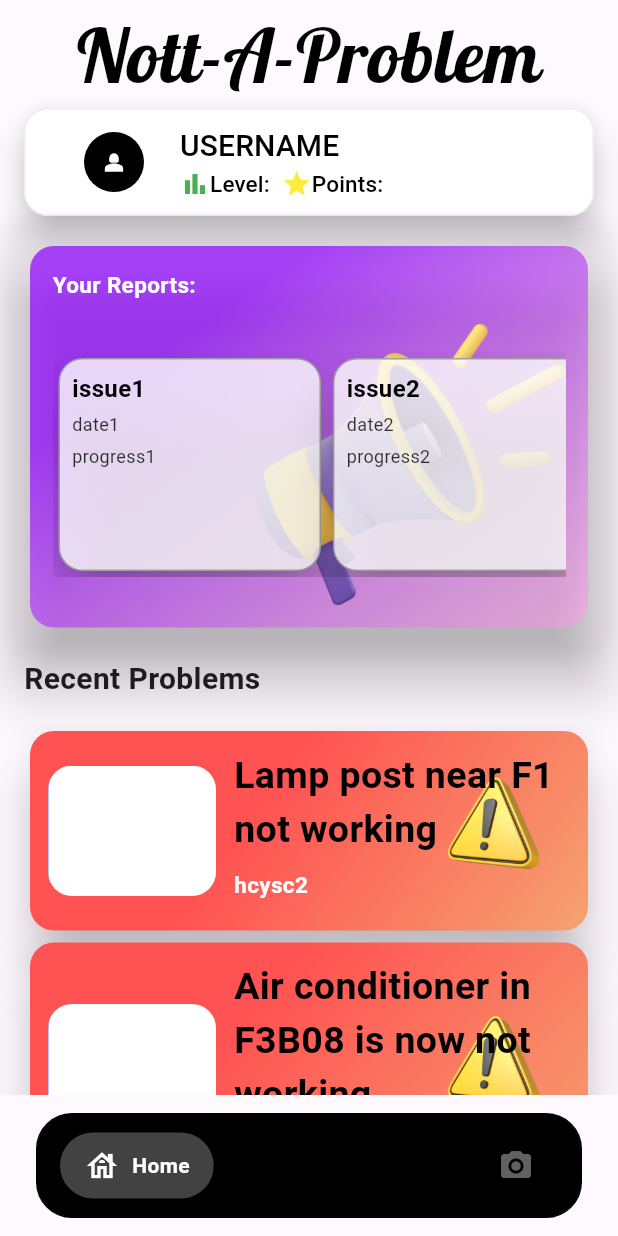
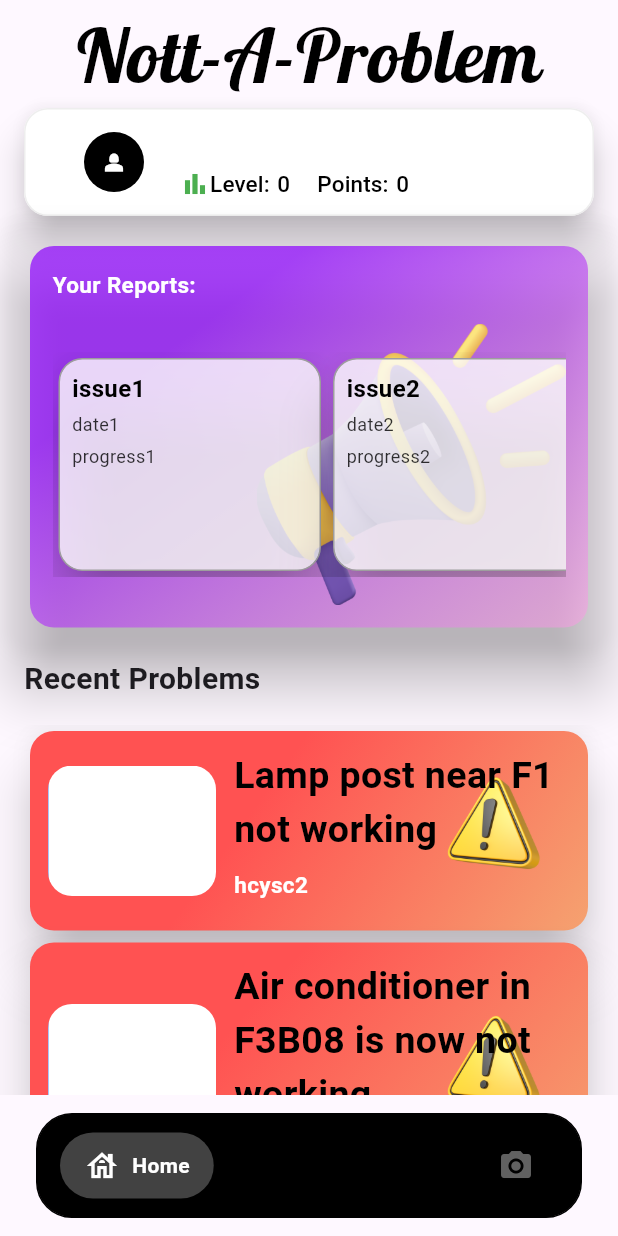
Before and after one commit to YeoYiXin/Problem-Reporting-System, a Flutter app: the screen it shows once a user with an empty profile is signed in, on a phone screen of 412 x 824 dp. Run offline on Flutter 3.47's test engine with Material 3 defaults, Android fonts, the light colour scheme and no system bars; drawn by our look-alikes of google_nav_bar; our stand-ins replace cloud_firestore, firebase_auth, firebase_core, firebase_database, form_field_validator, gap and 3 more; accounts and stored records are empty.

Commit message:
integrated name, level, points and email

```diff
--- /dev/null
+++ b/lib/pages/dashboard/functions/getAllProb.dart
@@ -0,0 +1 @@
+//return all the current unsolved problems
--- /dev/null
+++ b/lib/pages/dashboard/functions/getLevel.dart
@@ -0,0 +1,68 @@
+//return current level of user
+
+import 'package:cloud_firestore/cloud_firestore.dart';
+import 'package:flutter/material.dart';
+
+class GetLevel extends StatelessWidget {
+  final String uid;
+
+  GetLevel({required this.uid});
+
+  final FirebaseFirestore _firestore = FirebaseFirestore.instance;
+
+  @override
+  Widget build(BuildContext context) {
+    CollectionReference users = _firestore.collection('users');
+
+    return FutureBuilder<DocumentSnapshot>(
+      future: users.doc(uid).get(),
+      builder:
+          (BuildContext context, AsyncSnapshot<DocumentSnapshot> snapshot) {
+        if (snapshot.connectionState == ConnectionState.done) {
+          if (snapshot.hasError) {
+            return Text('Error: ${snapshot.error}');
+          }
+
+          if (!snapshot.hasData) {
+            return Text(
+              'No data found',
+              style: TextStyle(fontSize: 20.0, color: Colors.black),
+            );
+          }
+
+          Map<String, dynamic> data =
+              snapshot.data!.data() as Map<String, dynamic>;
+          String level = data['level'].toString();
+
+          print(level);
+
+          // return Container(
+          //   height: MediaQuery.of(context).size.height * 0.1,
+          //   width: MediaQuery.of(context).size.width * 0.5,
+          //   child: Text(email));
+          // return Text(
+          //   email,
+          //   style: TextStyle(fontSize: 20.0, color: Colors.black),
+          // );
+          // Extracting username without @nottingham.edu.my
+          // String username = extractUsername(email);
+
+          // Return the username
+          return Text(
+            level,
+            style: TextStyle(fontSize: 15.0, color: Colors.black),
+          );
+        } else if (snapshot.connectionState == ConnectionState.none) {
+          return CircularProgressIndicator();
+        } else {
+          return CircularProgressIndicator();
+        }
+      },
+    );
+  }
+
+  // String extractUsername(String email) {
+  //   String username = email.split('@')[0];
+  //   return username;
+  // }
+}
--- /dev/null
+++ b/lib/pages/dashboard/functions/getPoints.dart
@@ -0,0 +1,68 @@
+//return current points of user
+
+import 'package:cloud_firestore/cloud_firestore.dart';
+import 'package:flutter/material.dart';
+
+class GetPoints extends StatelessWidget {
+  final String uid;
+
+  GetPoints({required this.uid});
+
+  final FirebaseFirestore _firestore = FirebaseFirestore.instance;
+
+  @override
+  Widget build(BuildContext context) {
+    CollectionReference users = _firestore.collection('users');
+
+    return FutureBuilder<DocumentSnapshot>(
+      future: users.doc(uid).get(),
+      builder:
+          (BuildContext context, AsyncSnapshot<DocumentSnapshot> snapshot) {
+        if (snapshot.connectionState == ConnectionState.done) {
+          if (snapshot.hasError) {
+            return Text('Error: ${snapshot.error}');
+          }
+
+          if (!snapshot.hasData) {
+            return Text(
+              'No data found',
+              style: TextStyle(fontSize: 20.0, color: Colors.black),
+            );
+          }
+
+          Map<String, dynamic> data =
+              snapshot.data!.data() as Map<String, dynamic>;
+          String points = data['points'].toString();
+
+          print(points);
+
+          // return Container(
+          //   height: MediaQuery.of(context).size.height * 0.1,
+          //   width: MediaQuery.of(context).size.width * 0.5,
+          //   child: Text(email));
+          // return Text(
+          //   email,
+          //   style: TextStyle(fontSize: 20.0, color: Colors.black),
+          // );
+          // Extracting username without @nottingham.edu.my
+          // String username = extractUsername(email);
+
+          // Return the username
+          return Text(
+            points,
+            style: TextStyle(fontSize: 15.0, color: Colors.black),
+          );
+        } else if (snapshot.connectionState == ConnectionState.none) {
+          return CircularProgressIndicator();
+        } else {
+          return CircularProgressIndicator();
+        }
+      },
+    );
+  }
+
+  // String extractUsername(String email) {
+  //   String username = email.split('@')[0];
+  //   return username;
+  // }
+}
--- /dev/null
+++ b/lib/pages/dashboard/functions/getReports.dart
@@ -0,0 +1 @@
+//return problems that user report including progress and so on
--- a/lib/pages/dashboard/homepage.dart
+++ b/lib/pages/dashboard/homepage.dart
@@ -1,5 +1,10 @@
+import 'package:cloud_firestore/cloud_firestore.dart';
+import 'package:firebase_auth/firebase_auth.dart';
 import 'package:flutter/material.dart';
+import 'package:gap/gap.dart';
 import 'package:google_nav_bar/google_nav_bar.dart';
+import 'package:problem_reporting_system/pages/dashboard/functions/getLevel.dart';
+import 'package:problem_reporting_system/pages/dashboard/functions/getPoints.dart';
 import 'package:problem_reporting_system/pages/dashboard/services/update.dart';
 import 'package:problem_reporting_system/pages/dashboard/services/updatesCard.dart';
 import 'package:problem_reporting_system/pages/dashboard/services/Camera.dart';
@@ -8,29 +13,45 @@ import 'package:problem_reporting_system/pages/dashboard/services/reportsCard.da
 import '../CheckReports.dart';
 import '../appBackground.dart';
 
+import 'package:problem_reporting_system/pages/dashboard/functions/getName.dart';
+
 class Home extends StatefulWidget {
   const Home({super.key});
 
   @override
   State<Home> createState() => _HomeState();
-
 }
 
 class _HomeState extends State<Home> {
-
   final int _selectedIndex = 0;
   Camera camera = Camera();
 
+  User? currentUser;
+
+  @override
+  void initState() {
+    super.initState();
+
+    // Set the callback to trigger a rebuild when an image is selected
+    camera.onImageSelected = () {
+      setState(() {});
+    };
+
+    // Get the current user when the widget initializes
+    currentUser = FirebaseAuth.instance.currentUser;
+  }
+
   List<Update> updates = [
     Update(issue: 'Lamp post near F1 not working', username: 'hcysc2'),
-    Update(issue: 'Air conditioner in F3B08 is now not working', username: 'hcysc2'),
+    Update(
+        issue: 'Air conditioner in F3B08 is now not working',
+        username: 'hcysc2'),
   ];
 
   List<Report> reports = [
     Report(issue: 'issue1', date: 'date1', progress: 'progress1'),
     Report(issue: 'issue2', date: 'date2', progress: 'progress2'),
   ];
-
 
   @override
   Widget build(BuildContext context) {
@@ -47,7 +68,8 @@ class _HomeState extends State<Home> {
               children: <Widget>[
                 Container(
                   child: Center(
-                  child: Text("Nott-A-Problem",
+                    child: Text(
+                      "Nott-A-Problem",
                       style: TextStyle(
                         fontFamily: 'Lobster',
                         fontSize: 50,
@@ -59,19 +81,25 @@ class _HomeState extends State<Home> {
                 ),
                 Builder(builder: (context) {
                   return Padding(
-                  padding: const EdgeInsets.symmetric(horizontal: 16.0), // Add padding
+                    padding: const EdgeInsets.symmetric(
+                        horizontal: 16.0), // Add padding
                     child: Container(
                       child: ElevatedButton(
                         onPressed: () {
                           Scaffold.of(context).openEndDrawer();
                         },
                         style: ElevatedButton.styleFrom(
-                        backgroundColor: Colors.white, // Set background color to white
-                        foregroundColor: Colors.black, // Set text color to black
-                        elevation: 10, // Add elevation to create a pop-out effect
+                          backgroundColor:
+                              Colors.white, // Set background color to white
+                          foregroundColor:
+                              Colors.black, // Set text color to black
+                          elevation:
+                              10, // Add elevation to create a pop-out effect
                           shape: RoundedRectangleBorder(
-                          borderRadius: BorderRadius.circular(16.0), // Rounded edges
-                          side: BorderSide(color: Colors.grey.shade200), // Border color
+                            borderRadius:
+                                BorderRadius.circular(16.0), // Rounded edges
+                            side: BorderSide(
+                                color: Colors.grey.shade200), // Border color
                           ),
                         ),
                         child: Column(
@@ -84,33 +112,58 @@ class _HomeState extends State<Home> {
                                   child: CircleAvatar(
                                     radius: 20.0, // Adjust the radius as needed
                                     backgroundColor: Colors.black,
-                                  child: Icon(Icons.person_2_sharp, color: Colors.white),
+                                    child: Icon(Icons.person_2_sharp,
+                                        color: Colors.white),
                                   ),
                                 ),
-                              SizedBox(width: 8.0), // Adjust the spacing between icon and label
+                                SizedBox(
+                                    width:
+                                        8.0), // Adjust the spacing between icon and label
                                 // Wrap USERNAME and Level in a common parent widget
                                 Expanded(
                                   child: Column(
-                                  crossAxisAlignment: CrossAxisAlignment.start,
+                                    crossAxisAlignment:
+                                        CrossAxisAlignment.start,
                                     children: [
-                                    Text(
-                                      'USERNAME',
-                                      style: TextStyle(fontSize: 20.0, color: Colors.black),
-                                    ),
+                                      GetName(uid: currentUser!.uid, section: "MainName"),
+                                      // Text(
+                                      //   GetName(uid: 'uid').toString(),
+                                      //   style: TextStyle(
+                                      //       fontSize: 20.0,
+                                      //       color: Colors.black),
+                                      // ),
+                                      /////////////NAMEEEEEEE
                                       Row(
                                         children: [
-                                        Icon(Icons.bar_chart, color: Colors.green, size: 20),
+                                          Icon(Icons.bar_chart,
+                                              color: Colors.green, size: 20),
                                           Text(
                                             'Level:',
-                                          style: TextStyle(fontSize: 15.0, color: Colors.black),
+                                            style: TextStyle(
+                                                fontSize: 15.0,
+                                                color: Colors.black),
                                           ),
+                                          Gap(5),
+                                          GetLevel(uid: currentUser!.uid),
                                           const SizedBox(width: 8.0),
-                                        Icon(Icons.star, color: Colors.yellow, size: 20), // Add the icon here
+                                          // Icon(Icons.star,
+                                          //     color: Colors.yellow,
+                                          //     size: 20), // Add the icon here
                                           // const SizedBox(width: 4.0), // Adjust the spacing between icon and text
+                                          // Gap(5),
+                                          // GetLevel(uid: currentUser!.uid),
+                                          Gap(10),
+
                                           Text(
                                             'Points:',
-                                          style: TextStyle(fontSize: 15.0, color: Colors.black),
+                                            style: TextStyle(
+                                                fontSize: 15.0,
+                                                color: Colors.black),
                                           ),
+
+                                          Gap(5),
+                                          GetPoints(uid: currentUser!.uid),
+
                                           const SizedBox(width: 8.0),
                                           // Add the icon here
                                         ],
@@ -151,7 +204,7 @@ class _HomeState extends State<Home> {
                         crossAxisAlignment: CrossAxisAlignment.stretch,
                         children: [
                           Container(
-                          margin: EdgeInsets.fromLTRB(0,0,0,16),
+                            margin: EdgeInsets.fromLTRB(0, 0, 0, 16),
                             child: Text(
                               'Your Reports:',
                               textAlign: TextAlign.left,
@@ -164,7 +217,7 @@ class _HomeState extends State<Home> {
                           ),
                           Stack(
                             alignment: Alignment.centerRight,
-                          children:[
+                            children: [
                               Positioned(
                                 // right: 0,
                                 child: Container(
@@ -177,7 +230,8 @@ class _HomeState extends State<Home> {
                                   scrollDirection: Axis.horizontal,
                                   itemCount: reports.length,
                                   itemBuilder: (context, index) {
-                                return ReportCardItem(report: reports[index]);
+                                    return ReportCardItem(
+                                        report: reports[index]);
                                   },
                                 ),
                               ),
@@ -210,14 +264,16 @@ class _HomeState extends State<Home> {
                 ),
                 Container(
                   height: 70,
-                margin: const EdgeInsets.symmetric(horizontal: 24, vertical: 12),
+                  margin:
+                      const EdgeInsets.symmetric(horizontal: 24, vertical: 12),
                   decoration: BoxDecoration(
                     color: Colors.black,
                     borderRadius: const BorderRadius.all(Radius.circular(24)),
                     border: Border.all(color: Colors.black),
                   ),
                   child: Padding(
-                  padding: const EdgeInsets.symmetric(horizontal: 15.0, vertical: 0),
+                    padding: const EdgeInsets.symmetric(
+                        horizontal: 15.0, vertical: 0),
                     child: GNav(
                       selectedIndex: _selectedIndex,
                       onTabChange: _navigateToPage,
@@ -226,7 +282,8 @@ class _HomeState extends State<Home> {
                       activeColor: Colors.white,
                       tabBackgroundColor: Colors.grey.shade800,
                       gap: 8,
-                    padding: const EdgeInsets.symmetric(horizontal: 16, vertical: 10),
+                      padding: const EdgeInsets.symmetric(
+                          horizontal: 16, vertical: 10),
                       tabs: [
                         GButton(
                           icon: Icons.house_outlined,
@@ -246,15 +303,6 @@ class _HomeState extends State<Home> {
         ],
       ),
     );
-  }
-
-  @override
-  void initState() {
-    super.initState();
-    // Set the callback to trigger a rebuild when an image is selected
-    camera.onImageSelected = () {
-      setState(() {});
-    };
   }
 
   void _navigateToPage(int index) {
@@ -308,22 +356,25 @@ class _HomeState extends State<Home> {
                           ),
                         ),
                         SizedBox(height: 10.0),
-                        Text(
-                          'Username',
-                          style: TextStyle(
-                            color: Colors.white,
-                            fontSize: 18.0,
-                            letterSpacing: 2.0,
-                          ),
-                        ),
-                        Text(
-                          'OWA@nottingham.edu.my',
-                          style: TextStyle(
-                            color: Colors.white,
-                            fontSize: 15.0,
-                            letterSpacing: 1.0,
-                          ),
-                        ),
+
+                        GetName(uid: currentUser!.uid,section: "sidebar"),
+                        GetName(uid: currentUser!.uid, section: "email"),
+                        // Text(
+                        //   'Username',
+                        //   style: TextStyle(
+                        //     color: Colors.white,
+                        //     fontSize: 18.0,
+                        //     letterSpacing: 2.0,
+                        //   ),
+                        // ),
+                        // Text(
+                        //   'OWA@nottingham.edu.my',
+                        //   style: TextStyle(
+                        //     color: Colors.white,
+                        //     fontSize: 15.0,
+                        //     letterSpacing: 1.0,
+                        //   ),
+                        // ),
                       ],
                     ),
                   ),
@@ -342,11 +393,13 @@ class _HomeState extends State<Home> {
                         ),
                         ListTile(
                           leading: Icon(Icons.assignment, size: 30),
-                          title: Text('My Reports', style: TextStyle(fontSize: 20)),
+                          title: Text('My Reports',
+                              style: TextStyle(fontSize: 20)),
                           onTap: () {
                             Navigator.push(
                               context,
-                              MaterialPageRoute(builder: (context) => const CheckReports()),
+                              MaterialPageRoute(
+                                  builder: (context) => const CheckReports()),
                             );
                           },
                         ),
@@ -360,7 +413,8 @@ class _HomeState extends State<Home> {
                         ),
                         ListTile(
                           leading: Icon(Icons.edit, size: 30),
-                          title: Text('Edit Profile', style: TextStyle(fontSize: 20)),
+                          title: Text('Edit Profile',
+                              style: TextStyle(fontSize: 20)),
                           onTap: () {
                             showDialog(
                               context: context,
@@ -384,7 +438,8 @@ class _HomeState extends State<Home> {
                         Divider(),
                         ListTile(
                           leading: Icon(Icons.edit, size: 30),
-                          title: Text('Change Password', style: TextStyle(fontSize: 20)),
+                          title: Text('Change Password',
+                              style: TextStyle(fontSize: 20)),
                           onTap: () {
                             showDialog(
                               context: context,
@@ -415,7 +470,8 @@ class _HomeState extends State<Home> {
                         ),
                         ListTile(
                           leading: Icon(Icons.description, size: 30),
-                          title: Text('Terms of Service', style: TextStyle(fontSize: 20)),
+                          title: Text('Terms of Service',
+                              style: TextStyle(fontSize: 20)),
                           onTap: () {
                             showDialog(
                               context: context,
@@ -463,7 +519,8 @@ class _HomeState extends State<Home> {
                         Divider(),
                         ListTile(
                           leading: Icon(Icons.people_alt_outlined, size: 30),
-                          title: Text('About us', style: TextStyle(fontSize: 20)),
+                          title:
+                              Text('About us', style: TextStyle(fontSize: 20)),
                           onTap: () {
                             // Your about us logic here
                           },
@@ -479,7 +536,10 @@ class _HomeState extends State<Home> {
               leading: Icon(Icons.logout, size: 30),
               title: Text(
                 'Logout',
-                style: TextStyle(fontSize: 20, fontWeight: FontWeight.w700, color: Colors.redAccent),
+                style: TextStyle(
+                    fontSize: 20,
+                    fontWeight: FontWeight.w700,
+                    color: Colors.redAccent),
               ),
               onTap: () {
                 showDialog(
@@ -491,7 +551,9 @@ class _HomeState extends State<Home> {
                       actions: [
                         TextButton(
                           onPressed: () {
-                            Navigator.pop(context);
+                            Navigator.of(context).pushNamed(
+                              '/loginpage', //dont have register route yet
+                            );
                             // Logout logic here
                           },
                           child: Text('Yes'),
@@ -515,5 +577,4 @@ class _HomeState extends State<Home> {
       ),
     );
   }
-
 }
--- a/lib/pages/login/models/userData.dart
+++ b/lib/pages/login/models/userData.dart
@@ -10,6 +10,7 @@ class userData {
   Map<String, dynamic> toJSon() => {
         "uid": uid,
         "email": email,
+        "level": 0,
         "password": password,
         "pId": "",
         "probNum": 0,
```
Also changed, not shown: lib/pages/dashboard/functions/getName.dart (added, +78 -0 lines), lib/pages/dashboard/functions/writeAllProb.dart (added), lib/pages/dashboard/functions/writeLevel.dart (added), lib/pages/dashboard/functions/writePoints.dart (added), lib/pages/dashboard/functions/writeReports.dart (added), pubspec.lock. Lines whose indentation alone changed are shown as unchanged.
